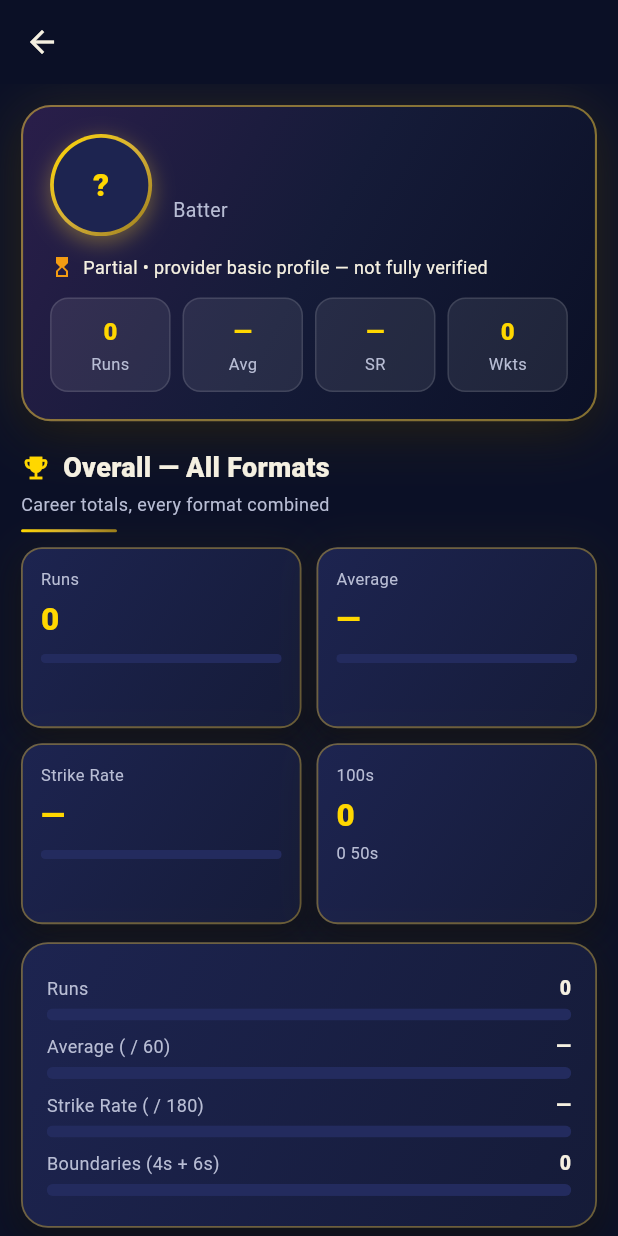
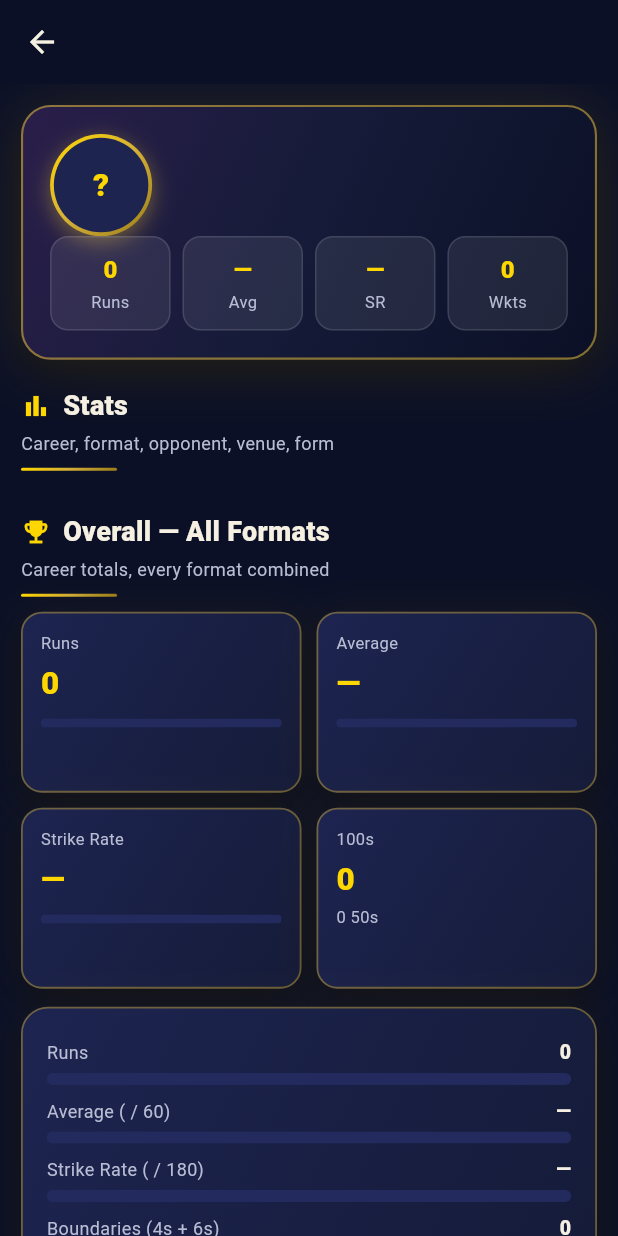
Before and after one commit to monsterbhaiya09-design/KingCric, a Flutter app: the PlayerProfileScreen screen opened directly with empty values, on a phone screen of 412 x 824 dp. Run offline on Flutter 3.47's test engine with Material 3 defaults, Android fonts, the phone set to English and light mode, and no system bars; our stand-ins replace shared_preferences; accounts and stored records are empty; network calls fail.

Commit message:
KingCric final: lib/screens/player_profile_screen.dart

```diff
--- a/lib/screens/player_profile_screen.dart
+++ b/lib/screens/player_profile_screen.dart
@@ -59,83 +59,15 @@ class PlayerProfileScreen extends StatelessWidget {
                               style: const TextStyle(
                                   fontSize: 24,
                                   fontWeight: FontWeight.w900)),
-                          const SizedBox(height: 3),
-                          // Identity: only non-empty parts, joined —
-                          // never a trailing "•" when team/country is missing.
-                          Builder(builder: (_) {
-                            final parts = [
-                              player.role,
-                              player.team,
-                              player.country
-                            ].where((s) => s.trim().isNotEmpty).toList();
-                            if (parts.isEmpty) return const SizedBox.shrink();
-                            return Text(parts.join(' • '),
-                                maxLines: 2,
-                                overflow: TextOverflow.ellipsis,
-                                style: const TextStyle(
-                                    color: AppTheme.textSecondary,
-                                    fontSize: 13));
-                          }),
-                          const SizedBox(height: 3),
-                          // Styles: hidden entirely when both are empty —
-                          // never "Batting:  • Bowling: ".
-                          Builder(builder: (_) {
-                            final parts = <String>[];
-                            if (player.battingStyle.trim().isNotEmpty) {
-                              parts.add('Batting: ${player.battingStyle}');
-                            }
-                            if (player.bowlingStyle.trim().isNotEmpty) {
-                              parts.add('Bowling: ${player.bowlingStyle}');
-                            }
-                            if (parts.isEmpty) return const SizedBox.shrink();
-                            return Text(parts.join(' • '),
-                                maxLines: 2,
-                                overflow: TextOverflow.ellipsis,
-                                style: const TextStyle(
-                                    color: AppTheme.textSecondary,
-                                    fontSize: 12));
-                          }),
+                          // Identity + source live in the ABOUT
+                          // section at the bottom (STATS first,
+                          // ABOUT second) — the hero keeps only the
+                          // name and the quick-stat strip.
                         ],
                       ),
                     ),
                   ],
                 ),
-                const SizedBox(height: 12),
-                // ONE source line, directly under the hero identity
-                // (spec P-P2). Never a bare "Complete": Cricsheet
-                // states its dataset size, demo says Demo, anything
-                // else is Partial — a curated number is never
-                // presented as a verified full career.
-                Builder(builder: (_) {
-                  final isReal = player.source == 'cricsheet';
-                  final isDemo = player.source == 'demo';
-                  final label = isReal
-                      ? (player.sourceMatches > 0
-                          ? 'Real • Cricsheet open data • ${player.sourceMatches} matches in dataset'
-                          : 'Real • Cricsheet open data')
-                      : isDemo
-                          ? 'Demo data — curated sample, not live-verified'
-                          : 'Partial • provider basic profile — not fully verified';
-                  final icon = isReal
-                      ? Icons.verified
-                      : isDemo
-                          ? Icons.sports_cricket
-                          : Icons.hourglass_top;
-                  final color = isReal ? AppTheme.green : AppTheme.amber;
-                  return Row(
-                    children: [
-                      Icon(icon, size: 16, color: color),
-                      const SizedBox(width: 6),
-                      Expanded(
-                        child: Text(label,
-                            maxLines: 2,
-                            overflow: TextOverflow.ellipsis,
-                            style: const TextStyle(fontSize: 12)),
-                      ),
-                    ],
-                  );
-                }),
-                const SizedBox(height: 12),
                 // Hero quick stats — always visible, no truncation.
                 Row(
                   children: [
@@ -164,22 +96,13 @@ class PlayerProfileScreen extends StatelessWidget {
               ],
             ),
           ),
-          // Match context: prediction when opened from a match
-          // (opponent known). Venue is optional — an empty venueId
-          // just scores the venue input as "no data", never crashes.
-          if (opponent != null) ...[
+          // ---- STATS (first) ----
+          // Every stats section below comes from loaded real data;
+          // a section with no data is hidden, never a fake row.
           const PremiumSectionHeader(
-                title: 'Who will fire? — King Prediction',
-                subtitle:
-                    'Form + vs Opponent + Venue + Matchup + Pitch • Model, not a guarantee',
-                icon: Icons.psychology_outlined),
-            PredictionCard(
-                prediction: PredictionEngine.predict(
-                    player: player,
-                    opponent: opponent!,
-                    venueId: venueId ?? '',
-                    format: format ?? 'T20')),
-          ],
+              title: 'Stats',
+              subtitle: 'Career, format, opponent, venue, form',
+              icon: Icons.bar_chart_outlined),
           const PremiumSectionHeader(
               title: 'Overall — All Formats',
               subtitle: 'Career totals, every format combined',
@@ -289,6 +212,11 @@ class PlayerProfileScreen extends StatelessWidget {
                   'Bowling • $format',
                   '${player.bowlingByFormat[format]!.wickets} wkts • Econ ${player.bowlingByFormat[format]!.economy.toStringAsFixed(2)} • Avg ${player.bowlingByFormat[format]!.average.toStringAsFixed(1)}'),
           ],
+          // All-formats table: hidden entirely when the player
+          // has no per-format data at all — a header plus two
+          // "no data" lines is noise, not a section.
+          if (player.battingByFormat.isNotEmpty ||
+              player.bowlingByFormat.isNotEmpty) ...[
             const PremiumSectionHeader(
                 title: 'All Formats — Full Table',
                 subtitle: 'Swipe sideways to see every column',
@@ -297,12 +225,13 @@ class PlayerProfileScreen extends StatelessWidget {
             // Bowling by Format sits right after Batting, not at the
             // bottom of the screen).
             _FormatTables(player: player),
+          ],
           if (player.battingByLeague.isNotEmpty) ...[
             const PremiumSectionHeader(
                 title: 'Leagues', icon: Icons.emoji_events_outlined),
             for (final e in player.battingByLeague.entries)
               _tableRow(e.key,
-                  '${e.value.runs} runs • Avg ${e.value.average.toStringAsFixed(1)} • SR ${e.value.strikeRate.toStringAsFixed(1)}'),
+                  '${e.value.runs} runs • Avg ${_rate(e.value.average, e.value.matches > 0)} • SR ${_rate(e.value.strikeRate, e.value.matches > 0)}'),
           ],
           if (player.battingByVenue.isNotEmpty) ...[
             PremiumSectionHeader(
@@ -311,7 +240,7 @@ class PlayerProfileScreen extends StatelessWidget {
                 icon: Icons.stadium_outlined),
             for (final e in player.battingByVenue.entries)
               _tableRow(e.key,
-                  '${e.value.runs} runs • Avg ${e.value.average.toStringAsFixed(1)} • SR ${e.value.strikeRate.toStringAsFixed(1)}'),
+                  '${e.value.runs} runs • Avg ${_rate(e.value.average, e.value.matches > 0)} • SR ${_rate(e.value.strikeRate, e.value.matches > 0)}'),
           ],
           // Recent Form: hidden when empty — no header for
           // a section with no rows (spec P-P3).
@@ -344,14 +273,93 @@ class PlayerProfileScreen extends StatelessWidget {
                 icon: Icons.history),
             for (final d in player.dismissalHistory) _tableRow(d, ''),
           ],
+          // ---- PREDICTION (match context, after stats) ----
+          // When opened from a match (opponent known). Venue is
+          // optional — an empty venueId just scores the venue
+          // input as "no data", never crashes.
+          if (opponent != null) ...[
+            const PremiumSectionHeader(
+                title: 'Who will fire? — King Prediction',
+                subtitle:
+                    'Form + vs Opponent + Venue + Matchup + Pitch • Model, not a guarantee',
+                icon: Icons.psychology_outlined),
+            PredictionCard(
+                prediction: PredictionEngine.predict(
+                    player: player,
+                    opponent: opponent!,
+                    venueId: venueId ?? '',
+                    format: format ?? 'T20')),
+          ],
+          // ---- ABOUT (second, after all stats) ----
+          // Identity + provenance only: team, role, country,
+          // styles, source line. Never a bare "Complete":
+          // Cricsheet states its dataset size, demo says Demo,
+          // anything else is Partial.
+          const PremiumSectionHeader(
+              title: 'About', icon: Icons.person_outline),
+          Builder(builder: (_) {
+            final rows = <MapEntry<String, String>>[];
+            if (player.team.trim().isNotEmpty) {
+              rows.add(MapEntry('Team', player.team));
+            }
+            if (player.role.trim().isNotEmpty) {
+              rows.add(MapEntry('Role', player.role));
+            }
+            if (player.country.trim().isNotEmpty) {
+              rows.add(MapEntry('Country', player.country));
+            }
+            if (player.battingStyle.trim().isNotEmpty) {
+              rows.add(MapEntry('Batting style', player.battingStyle));
+            }
+            if (player.bowlingStyle.trim().isNotEmpty) {
+              rows.add(MapEntry('Bowling style', player.bowlingStyle));
+            }
+            if (rows.isEmpty) {
+              return const Text('No profile details available yet.',
+                  style: TextStyle(
+                      color: AppTheme.textSecondary, fontSize: 13));
+            }
+            return Column(
+              children: [for (final r in rows) _tableRow(r.key, r.value)],
+            );
+          }),
+          const SizedBox(height: 8),
+          Builder(builder: (_) {
+            final isReal = player.source == 'cricsheet';
+            final isDemo = player.source == 'demo';
+            final label = isReal
+                ? (player.sourceMatches > 0
+                    ? 'Real • Cricsheet • 420 matches • ${player.sourceMatches} for this player'
+                    : 'Real • Cricsheet • 420 matches')
+                : isDemo
+                    ? 'Demo data — curated sample, not live-verified'
+                    : 'Partial • provider basic profile — not fully verified';
+            final icon = isReal
+                ? Icons.verified
+                : isDemo
+                    ? Icons.sports_cricket
+                    : Icons.hourglass_top;
+            final color = isReal ? AppTheme.green : AppTheme.amber;
+            return Row(
+              children: [
+                Icon(icon, size: 16, color: color),
+                const SizedBox(width: 6),
+                Expanded(
+                  child: Text(label,
+                      maxLines: 2,
+                      overflow: TextOverflow.ellipsis,
+                      style: const TextStyle(fontSize: 12)),
+                ),
+              ],
+            );
+          }),
           const SizedBox(height: 20),
         ],
       ),
     );
   }
 
-  Widget _heroStat(String label, String value) {
-    return Container(
+  Widget _heroStat(String label, String value) {    return Container(
       padding: const EdgeInsets.symmetric(vertical: 10, horizontal: 6),
       decoration: BoxDecoration(
         color: Colors.white.withValues(alpha: 0.08),
@@ -483,6 +491,11 @@ class PlayerProfileScreen extends StatelessWidget {
     );
   }
 }
+
+/// Rate display: a rate over zero matches / wickets / balls is
+/// undefined, not zero — show '—', never a fake "0.0".
+String _rate(double v, bool hasData, {int digits = 1}) =>
+    hasData ? v.toStringAsFixed(digits) : '—';
 
 /// Batting + Bowling tables with format chips (spec §4.3).
 /// Chips filter BOTH tables: 'All' = every format row, otherwise only
@@ -619,12 +632,12 @@ class _FormatTablesState extends State<_FormatTables> {
                     SizedBox(
                         width: 64,
                         child: Text(
-                            e.value.average.toStringAsFixed(1),
+                            _rate(e.value.average, e.value.matches > 0),
                             textAlign: TextAlign.right)),
                     SizedBox(
                         width: 64,
                         child: Text(
-                            e.value.strikeRate.toStringAsFixed(1),
+                            _rate(e.value.strikeRate, e.value.matches > 0),
                             textAlign: TextAlign.right)),
                     SizedBox(
                         width: 56,
@@ -699,16 +712,18 @@ class _FormatTablesState extends State<_FormatTables> {
                     SizedBox(
                         width: 64,
                         child: Text(
-                            e.value.average.toStringAsFixed(1),
-                            textAlign: TextAlign.right)),
-                    SizedBox(
-                        width: 64,
-                        child: Text(e.value.economy.toStringAsFixed(2),
+                            _rate(e.value.average, e.value.wickets > 0),
                             textAlign: TextAlign.right)),
                     SizedBox(
                         width: 64,
                         child: Text(
-                            e.value.strikeRate.toStringAsFixed(1),
+                            _rate(e.value.economy, e.value.balls > 0,
+                                digits: 2),
+                            textAlign: TextAlign.right)),
+                    SizedBox(
+                        width: 64,
+                        child: Text(
+                            _rate(e.value.strikeRate, e.value.wickets > 0),
                             textAlign: TextAlign.right)),
                     SizedBox(
                         width: 72,
```
Lines whose indentation alone changed are shown as unchanged.
